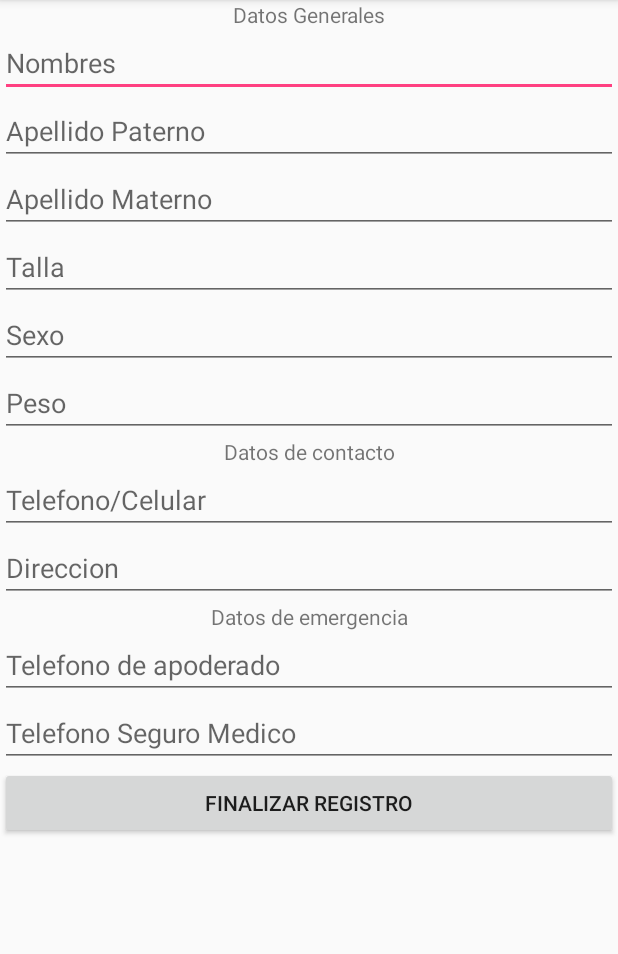
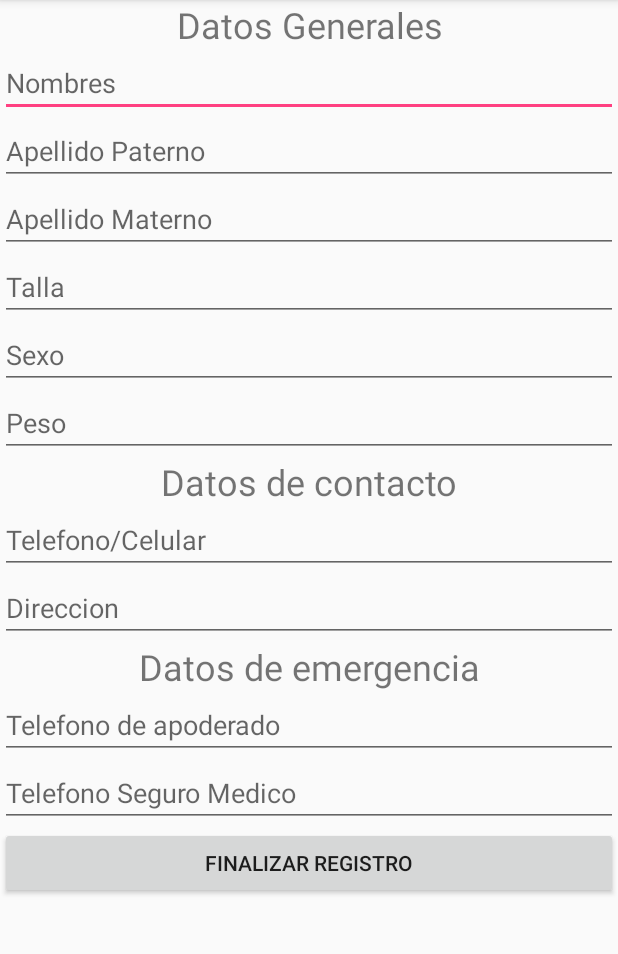
Before and after one commit to Summy21/ControlRendimiento, an Android app: the RegistroActivity screen opened directly, with no data from a screen before it, on a phone screen of 412 x 824 dp, the part 84-1038 px from its top. Run offline under Robolectric (Android 15) with nearby library versions, the phone set to English and light mode, and no system bars.

Commit message:
commit
adicion de scroller

```diff
--- a/app/src/main/res/layout/activity_registro.xml
+++ b/app/src/main/res/layout/activity_registro.xml
@@ -1,13 +1,19 @@
 <?xml version="1.0" encoding="utf-8"?>
-<LinearLayout xmlns:android="http://schemas.android.com/apk/res/android"
+<ScrollView xmlns:android="http://schemas.android.com/apk/res/android"
     android:orientation="vertical"
     android:layout_width="match_parent"
     android:layout_height="match_parent">
+
+    <LinearLayout
+        android:layout_width="match_parent"
+        android:layout_height="match_parent"
+        android:orientation="vertical">
 
     <TextView
         android:layout_width="match_parent"
         android:layout_height="wrap_content"
         android:text="@string/datos_generales"
+        android:textSize="24sp"
         android:gravity="center"/>
 
     <EditText
@@ -46,6 +52,7 @@
         android:layout_width="match_parent"
         android:layout_height="wrap_content"
         android:text="@string/datos_contacto"
+        android:textSize="24sp"
         android:gravity="center"/>
     <EditText
         android:id="@+id/telefonoEditText"
@@ -62,6 +69,7 @@
         android:layout_width="match_parent"
         android:layout_height="wrap_content"
         android:text="@string/datos_emergencia"
+        android:textSize="24sp"
         android:gravity="center"/>
     <EditText
         android:id="@+id/telApoderadoEditText"
@@ -80,5 +88,5 @@
         android:text="@string/finalizar_registro"
         android:onClick="finalizarRegistro"/>
 
-
-</LinearLayout>
+    </LinearLayout>
+</ScrollView>
```
